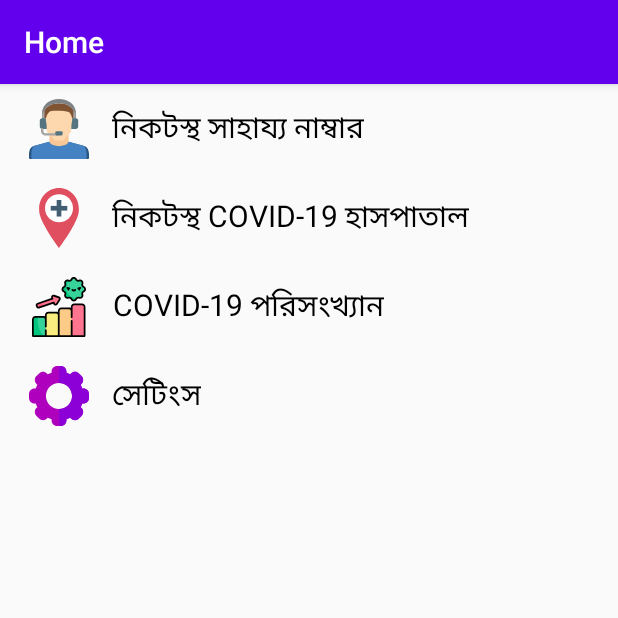
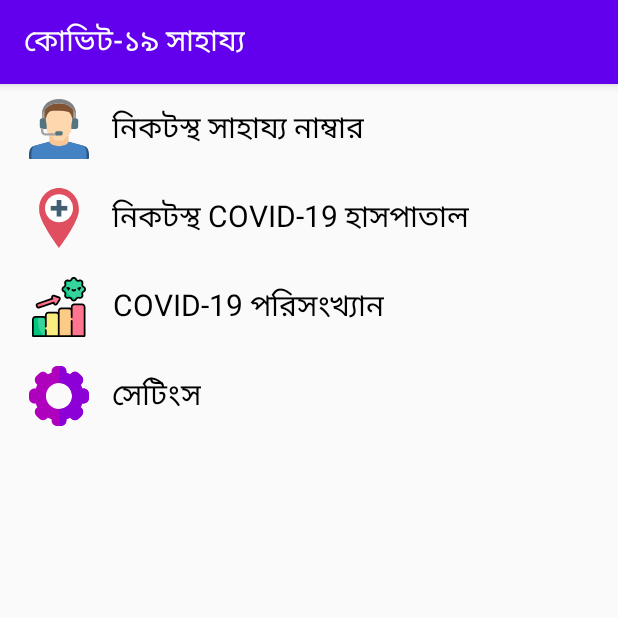
Before and after one commit to swesust/covid-19-help-support-bd, an Android app: the screen it shows after launch (HomeActivity), after a tap on "SAVE", on a phone screen of 412 x 824 dp, the top half of it. Run offline under Robolectric (Android 15) with nearby library versions, the light colour scheme and no system bars.

Commit message:
home and settings activity title based on user preference

```diff
--- a/Covid19Shahajjo/app/src/main/java/com/example/covid19shahajjo/activities/HomeActivity.java
+++ b/Covid19Shahajjo/app/src/main/java/com/example/covid19shahajjo/activities/HomeActivity.java
@@ -29,9 +29,19 @@ public class HomeActivity extends AppCompatActivity implements AdapterView.OnIte
     protected void onCreate(Bundle savedInstanceState) {
         super.onCreate(savedInstanceState);
         setContentView(R.layout.activity_home);
-        setTitle("Home");
+        setUserPreferableTitle();
         checkPreconditions();
         layoutComponentMapping();
+    }
+
+    private void setUserPreferableTitle(){
+        Enums.Language language = SharedStorge.getUserLanguage(this);
+        if(language == Enums.Language.BD){
+            String title = getResources().getString(R.string.home_title_bd);
+            setTitle(title);
+        }else{
+            setTitle("COVID-19 Shahajjo");
+        }
     }
 
     private void checkPreconditions(){
--- a/Covid19Shahajjo/app/src/main/java/com/example/covid19shahajjo/activities/SettingsActivity.java
+++ b/Covid19Shahajjo/app/src/main/java/com/example/covid19shahajjo/activities/SettingsActivity.java
@@ -21,8 +21,19 @@ public class SettingsActivity extends AppCompatActivity {
     protected void onCreate(Bundle savedInstanceState) {
         super.onCreate(savedInstanceState);
         setContentView(R.layout.activity_settings);
+        setUserPreferableTitle();
         layoutComponentsMapping();
         setUserSelectedLanguage();
+    }
+
+    private void setUserPreferableTitle(){
+        Enums.Language language = SharedStorge.getUserLanguage(this);
+        if(language == Enums.Language.BD){
+            String title = getResources().getString(R.string.settings_title_bd);
+            setTitle(title);
+        }else{
+            setTitle("Settings");
+        }
     }
 
     private void layoutComponentsMapping(){
--- a/Covid19Shahajjo/app/src/main/res/layout/layout_home_menu_item.xml
+++ b/Covid19Shahajjo/app/src/main/res/layout/layout_home_menu_item.xml
@@ -20,7 +20,7 @@
     <TextView
         android:id="@+id/home_menu_item_text"
         android:layout_gravity="right"
-        android:paddingRight="15dp"
+        android:paddingRight="10dp"
         android:gravity="center"
         android:textSize="20dp"
         android:textColor="#000000"
--- a/Covid19Shahajjo/app/src/main/res/values/strings.xml
+++ b/Covid19Shahajjo/app/src/main/res/values/strings.xml
@@ -11,8 +11,11 @@
 
     <string-array name="menu_en">
         <item>Nearest Contact Support</item>
-        <item>Nearest COVID-19 Health Center</item>
+        <item>Nearest COVID-19 Hospitals</item>
         <item>COVID-19 Statistics</item>
         <item>Settings</item>
     </string-array>
+
+    <string name="home_title_bd">কোভিট-১৯ সাহায্য</string>
+    <string name="settings_title_bd">সেটিংস</string>
 </resources>
```
